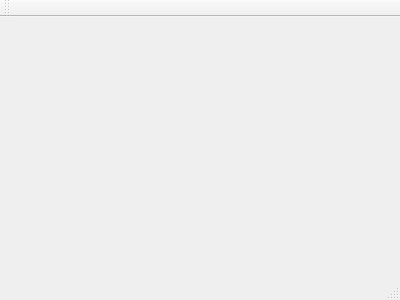
This is postgres/mainwindow.ui in jlliteres/edib as Qt 5 draws it before an edit. The edited form follows.
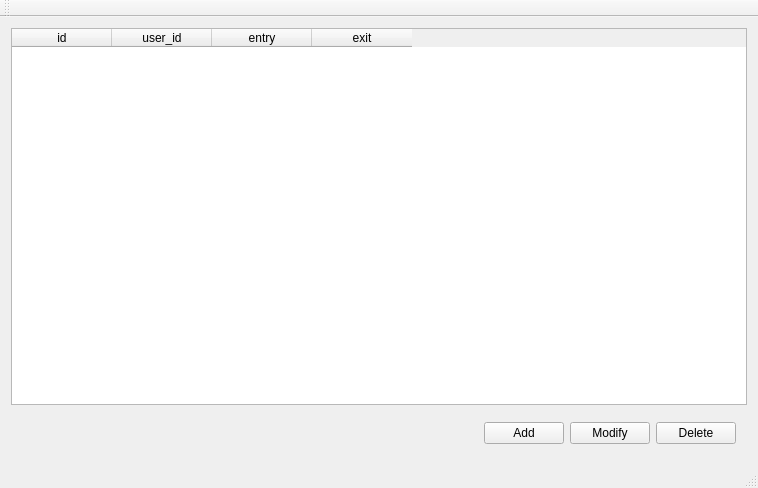
This is the edited form.

What changed in the file:
```diff
--- a/postgres/mainwindow.ui
+++ b/postgres/mainwindow.ui
@@ -1,24 +1,106 @@
 <ui version="4.0">
  <class>MainWindow</class>
- <widget class="QMainWindow" name="MainWindow" >
-  <property name="geometry" >
+ <widget class="QMainWindow" name="MainWindow">
+  <property name="geometry">
    <rect>
     <x>0</x>
     <y>0</y>
-    <width>400</width>
-    <height>300</height>
+    <width>758</width>
+    <height>488</height>
    </rect>
   </property>
   <property name="windowTitle" >
    <string>MainWindow</string>
   </property>
-  <widget class="QMenuBar" name="menuBar" />
-  <widget class="QToolBar" name="mainToolBar" />
-  <widget class="QWidget" name="centralWidget" />
-  <widget class="QStatusBar" name="statusBar" />
+  <widget class="QWidget" name="centralWidget">
+   <layout class="QGridLayout" name="gridLayout">
+    <item row="0" column="0">
+     <widget class="QTableWidget" name="table">
+      <column>
+       <property name="text">
+        <string>id</string>
+       </property>
+      </column>
+      <column>
+       <property name="text">
+        <string>user_id</string>
+       </property>
+      </column>
+      <column>
+       <property name="text">
+        <string>entry</string>
+       </property>
+      </column>
+      <column>
+       <property name="text">
+        <string>exit</string>
+       </property>
+      </column>
+     </widget>
+    </item>
+    <item row="1" column="0">
+     <widget class="QWidget" name="widget" native="true">
+      <layout class="QHBoxLayout" name="horizontalLayout_3">
+       <item>
+        <spacer name="horizontalSpacer">
+         <property name="orientation">
+          <enum>Qt::Horizontal</enum>
+         </property>
+         <property name="sizeHint" stdset="0">
+          <size>
+           <width>40</width>
+           <height>20</height>
+          </size>
+         </property>
+        </spacer>
+       </item>
+       <item>
+        <widget class="QPushButton" name="btnAdd">
+         <property name="text">
+          <string>Add</string>
+         </property>
+        </widget>
+       </item>
+       <item>
+        <widget class="QPushButton" name="btnModify">
+         <property name="text">
+          <string>Modify</string>
+         </property>
+        </widget>
+       </item>
+       <item>
+        <widget class="QPushButton" name="btnDelete">
+         <property name="text">
+          <string>Delete</string>
+         </property>
+        </widget>
+       </item>
+      </layout>
+     </widget>
+    </item>
+   </layout>
+  </widget>
+  <widget class="QMenuBar" name="menuBar">
+   <property name="geometry">
+    <rect>
+     <x>0</x>
+     <y>0</y>
+     <width>758</width>
+     <height>23</height>
+    </rect>
+   </property>
+  </widget>
+  <widget class="QToolBar" name="mainToolBar">
+   <attribute name="toolBarArea">
+    <enum>TopToolBarArea</enum>
+   </attribute>
+   <attribute name="toolBarBreak">
+    <bool>false</bool>
+   </attribute>
+  </widget>
+  <widget class="QStatusBar" name="statusBar"/>
  </widget>
- <layoutDefault spacing="6" margin="11" />
- <pixmapfunction></pixmapfunction>
+ <layoutdefault spacing="6" margin="11"/>
  <resources/>
  <connections/>
 </ui>
```
Left out of the diff: 3 changed lines with no effect on the pictures.
